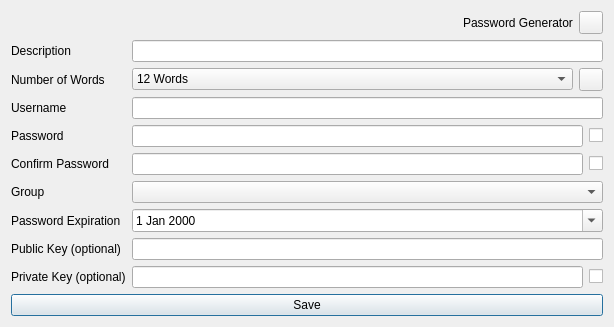
The window that designs/xml/crypto_vault_window.ui (daniel-deru/WorkMate-3.0) describes before a commit, drawn with Qt 5.
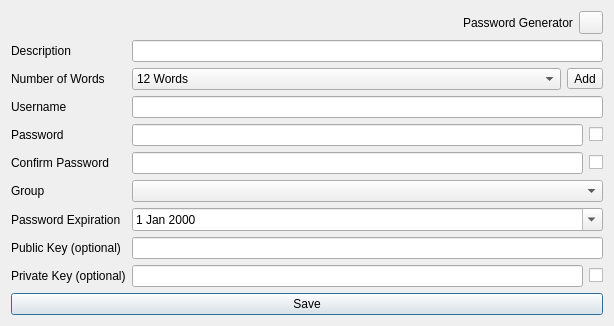
The same window after the commit.

What changed in the file:
```diff
--- a/designs/xml/crypto_vault_window.ui
+++ b/designs/xml/crypto_vault_window.ui
@@ -256,7 +256,7 @@
           <cursorShape>PointingHandCursor</cursorShape>
          </property>
          <property name="text">
-          <string/>
+          <string>Add</string>
          </property>
         </widget>
        </item>
```
